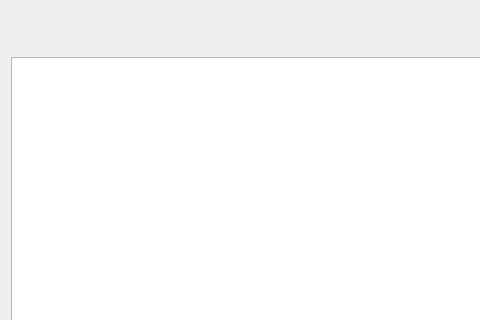
Qt form src/clientoperate.ui (ZYD277/AxtureFormat) before a commit; both pictures show x 0 to 480 and y 0 to 320 of the 1164 by 768 pixel window.
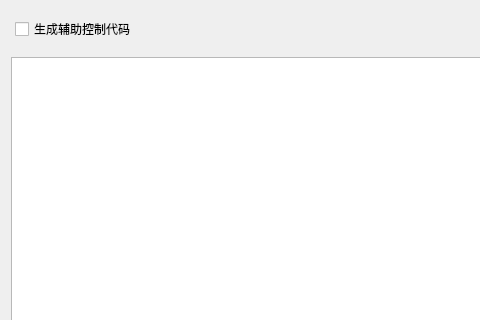
The same form after that commit.

Commit message: 增加代码生成控制开关

What changed in the file:
```diff
--- a/src/clientoperate.ui
+++ b/src/clientoperate.ui
@@ -116,6 +116,16 @@
            <property name="bottomMargin">
             <number>4</number>
            </property>
+           <item>
+            <widget class="QCheckBox" name="generateCode">
+             <property name="toolTip">
+              <string>勾选后，会将部分定制控件的的控制代码生成在源码里。</string>
+             </property>
+             <property name="text">
+              <string>生成辅助控制代码</string>
+             </property>
+            </widget>
+           </item>
            <item>
             <spacer name="horizontalSpacer">
              <property name="orientation">
```
Left out of the diff: 2 changed lines with no effect on the pictures. The commit also changes 5 other files.
